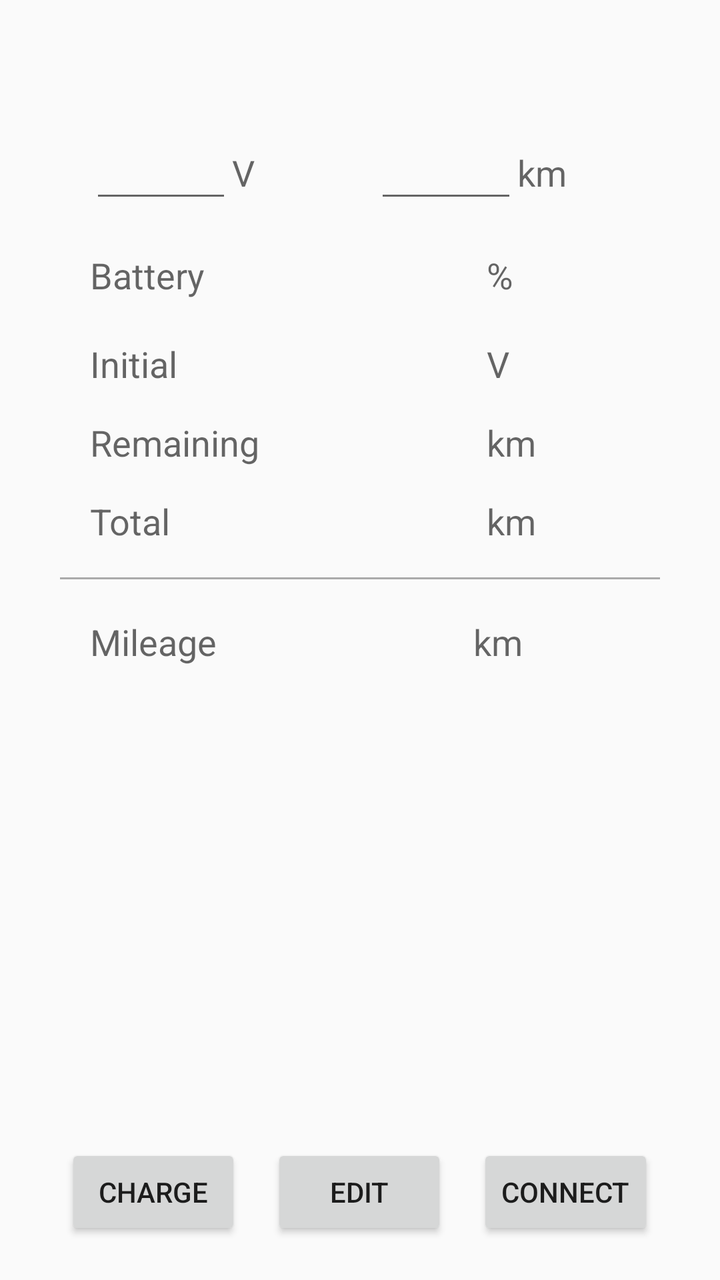
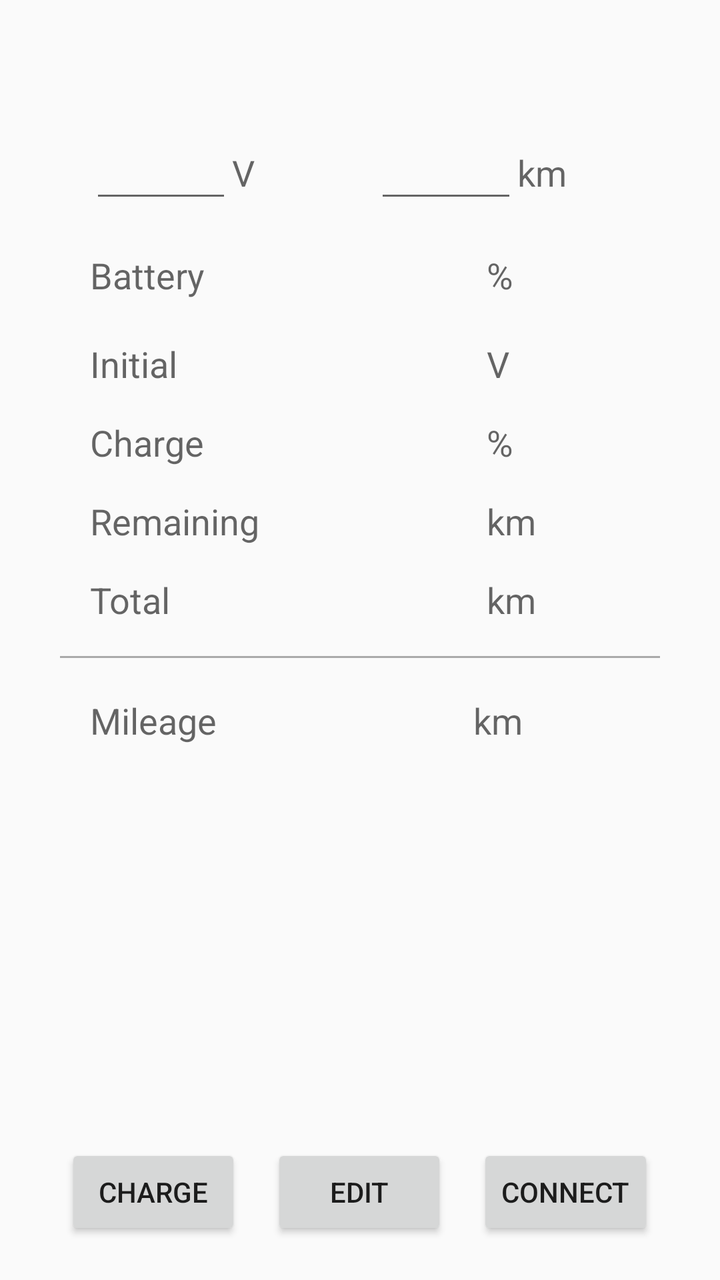

Before-and-after screenshots of an Android layout around one commit, followed by the original layout XML and the change that was made.
<!-- AndroidManifest.xml: application theme AppTheme -->
<!-- res/layout/wheel_view_fragment.xml -->
<?xml version="1.0" encoding="utf-8"?>
<androidx.constraintlayout.widget.ConstraintLayout
        xmlns:android="http://schemas.android.com/apk/res/android"
        xmlns:tools="http://schemas.android.com/tools"
        android:layout_width="match_parent"
        android:layout_height="match_parent"
        tools:context=".views.WheelViewFragment">

    <RelativeLayout
            android:layout_width="match_parent"
            android:layout_height="match_parent"
    >
        <TextView
                android:id="@+id/view_name"
                android:layout_width="match_parent"
                android:layout_height="wrap_content"
                android:layout_margin="20dp"
                android:textAlignment="center"
                android:textAppearance="@style/TextAppearance.AppCompat.Large"
                android:textStyle="bold"
        />

        <TableLayout
                android:layout_width="match_parent"
                android:layout_height="wrap_content"
                android:layout_margin="30dp"
        >
            
            <TableRow android:layout_marginTop="30dp">
                <EditText
                        android:id="@+id/edit_voltage_actual"
                        android:inputType="numberDecimal"
                        android:layout_weight="1"
                        android:layout_width="0dp"
                        android:layout_height="wrap_content"
                        android:layout_marginStart="15dp"
                        android:textAlignment="viewEnd"
                        android:textAppearance="@style/TextAppearance.AppCompat.Large"
                        android:autofillHints=""
                />

                <TextView
                        android:labelFor="@+id/edit_voltage_actual"
                        android:layout_weight="1"
                        android:layout_width="0dp"
                        android:layout_height="wrap_content"
                        android:textAppearance="@style/TextAppearance.AppCompat.Medium"
                        android:text="@string/label_voltage_abbr"
                />

                <EditText
                        android:id="@+id/edit_km"
                        android:inputType="numberDecimal"
                        android:layout_weight="1"
                        android:layout_width="0dp"
                        android:layout_height="wrap_content"
                        android:textAlignment="viewEnd"
                        android:textAppearance="@style/TextAppearance.AppCompat.Large"
                        android:autofillHints=""
                />

                <TextView
                        android:labelFor="@+id/edit_km"
                        android:layout_weight="1"
                        android:layout_width="0dp"
                        android:layout_height="wrap_content"
                        android:textAppearance="@style/TextAppearance.AppCompat.Medium"
                        android:text="@string/label_km"
                />
            </TableRow>

            
            <TableRow android:layout_marginTop="15dp">
                <TextView
                        android:labelFor="@+id/view_battery"
                        android:layout_weight="1"
                        android:layout_width="20dp"
                        android:layout_height="wrap_content"
                        android:layout_marginStart="15dp"
                        android:textAppearance="@style/TextAppearance.AppCompat.Medium"
                        android:text="@string/label_battery"
                />

                <TextView
                        android:id="@+id/view_battery"
                        android:layout_weight="1"
                        android:layout_width="0dp"
                        android:layout_height="wrap_content"
                        android:textAlignment="viewEnd"
                        android:textAppearance="@style/TextAppearance.AppCompat.Large"
                />

                <TextView
                        android:id="@+id/label_battery"
                        android:labelFor="@+id/view_battery"
                        android:layout_weight="1"
                        android:layout_width="0dp"
                        android:layout_height="wrap_content"
                        android:layout_marginStart="5dp"
                        android:textAppearance="@style/TextAppearance.AppCompat.Medium"
                        android:text="@string/label_percentage_abbr"
                />
            </TableRow>

            
            <TableRow android:layout_marginTop="15dp">
                <TextView
                        android:labelFor="@+id/view_voltage_initial"
                        android:layout_weight="1"
                        android:layout_width="20dp"
                        android:layout_height="wrap_content"
                        android:layout_marginStart="15dp"
                        android:textAppearance="@style/TextAppearance.AppCompat.Medium"
                        android:text="@string/label_voltage_initial"
                />

                <TextView
                        android:id="@+id/view_voltage_initial"
                        android:layout_weight="1"
                        android:layout_width="0dp"
                        android:layout_height="wrap_content"
                        android:textAlignment="viewEnd"
                        android:textAppearance="@style/TextAppearance.AppCompat.Large"
                />

                <TextView
                        android:id="@+id/label_voltage_initial"
                        android:labelFor="@+id/view_battery"
                        android:layout_weight="1"
                        android:layout_width="0dp"
                        android:layout_height="wrap_content"
                        android:layout_marginStart="5dp"
                        android:textAppearance="@style/TextAppearance.AppCompat.Medium"
                        android:text="@string/label_voltage_abbr"
                />
            </TableRow>

            
            <TableRow android:layout_marginTop="10dp">
                <TextView
                        android:labelFor="@+id/view_remaining_range"
                        android:layout_weight="1"
                        android:layout_width="20dp"
                        android:layout_height="wrap_content"
                        android:layout_marginStart="15dp"
                        android:textAppearance="@style/TextAppearance.AppCompat.Medium"
                        android:text="@string/label_remaining_range"
                />

                <TextView
                        android:id="@+id/view_remaining_range"
                        android:layout_weight="1"
                        android:layout_width="0dp"
                        android:layout_height="wrap_content"
                        android:textAlignment="viewEnd"
                        android:textAppearance="@style/TextAppearance.AppCompat.Large"
                        android:textStyle="bold"
                />

                <TextView
                        android:id="@+id/label_remaining_range"
                        android:labelFor="@+id/view_remaining_range"
                        android:layout_weight="1"
                        android:layout_width="0dp"
                        android:layout_height="wrap_content"
                        android:layout_marginStart="5dp"
                        android:textAppearance="@style/TextAppearance.AppCompat.Medium"
                        android:text="@string/label_km"
                />
            </TableRow>

            
            <TableRow android:layout_marginTop="10dp">
                <TextView
                        android:labelFor="@+id/view_remaining_range"
                        android:layout_weight="1"
                        android:layout_width="20dp"
                        android:layout_height="wrap_content"
                        android:layout_marginStart="15dp"
                        android:textAppearance="@style/TextAppearance.AppCompat.Medium"
                        android:text="@string/label_total_range"
                />

                <TextView
                        android:id="@+id/view_total_range"
                        android:layout_weight="1"
                        android:layout_width="0dp"
                        android:layout_height="wrap_content"
                        android:textAlignment="viewEnd"
                        android:textAppearance="@style/TextAppearance.AppCompat.Large"
                />

                <TextView
                        android:id="@+id/label_total_range"
                        android:labelFor="@+id/view_total_range"
                        android:layout_weight="1"
                        android:layout_width="0dp"
                        android:layout_height="wrap_content"
                        android:layout_marginStart="5dp"
                        android:textAppearance="@style/TextAppearance.AppCompat.Medium"
                        android:text="@string/label_km"
                />
            </TableRow>

            
            <View
                    android:layout_width="2dp"
                    android:layout_height="1dp"
                    android:layout_marginTop="15dp"
                    android:background="@android:color/darker_gray"
            />

            
            <TableRow android:layout_marginTop="15dp">
                <TextView
                        android:labelFor="@+id/view_mileage"
                        android:layout_weight="1"
                        android:layout_width="0dp"
                        android:layout_height="wrap_content"
                        android:layout_marginStart="15dp"
                        android:text="@string/label_wheel_mileage"
                        android:textAppearance="@style/TextAppearance.AppCompat.Medium"
                />

                <TextView
                        android:id="@+id/view_mileage"
                        android:layout_weight="1"
                        android:layout_width="0dp"
                        android:layout_height="wrap_content"
                        android:textAlignment="viewEnd"
                        android:textAppearance="@style/TextAppearance.AppCompat.Large"
                />

                <TextView
                        android:labelFor="@+id/view_mileage"
                        android:layout_weight="1"
                        android:layout_width="0dp"
                        android:layout_height="wrap_content"
                        android:layout_marginStart="5dp"
                        android:textAppearance="@style/TextAppearance.AppCompat.Medium"
                        android:text="@string/label_km"
                />
            </TableRow>

            
            <TableRow android:layout_marginTop="25dp">
                <TextView
                        android:id="@+id/label_bt_name"
                        android:labelFor="@+id/view_bt_name"
                        android:layout_weight="1"
                        android:layout_width="0dp"
                        android:layout_height="wrap_content"
                        android:layout_marginStart="15dp"
                        android:textAppearance="@style/TextAppearance.AppCompat.Medium"
                        android:text="@string/label_bt_name"
                        android:visibility="invisible"
                />

                <TextView
                        android:id="@+id/view_bt_name"
                        android:layout_weight="1"
                        android:layout_width="0dp"
                        android:layout_height="wrap_content"
                        android:textAppearance="@style/TextAppearance.AppCompat.Medium"
                        android:textStyle="italic"
                />
            </TableRow>

            <TableRow android:layout_marginTop="10dp">
                <TextView
                        android:labelFor="@+id/view_bt_addr"
                        android:layout_weight="1"
                        android:layout_width="0dp"
                        android:layout_height="wrap_content"
                        android:layout_marginStart="15dp"
                        android:textAppearance="@style/TextAppearance.AppCompat.Medium"
                />

                <TextView
                        android:id="@+id/view_bt_addr"
                        android:layout_weight="1"
                        android:layout_width="0dp"
                        android:layout_height="wrap_content"
                        android:textAppearance="@style/TextAppearance.AppCompat.Medium"
                        android:textStyle="italic"
                />
            </TableRow>
        </TableLayout>

        
        <LinearLayout
                android:layout_width="wrap_content"
                android:layout_height="wrap_content"
                android:layout_centerHorizontal="true"
                android:layout_marginBottom="20dp"
                android:layout_alignParentBottom="true"
        >
            <Button
                    android:id="@+id/button_charge"
                    android:layout_width="wrap_content"
                    android:layout_height="wrap_content"
                    android:layout_marginEnd="15dp"
                    android:text="@string/button_charge"
                    tools:ignore="ButtonStyle"/>

            <Button
                    android:id="@+id/button_edit"
                    android:layout_width="wrap_content"
                    android:layout_height="wrap_content"
                    android:layout_marginEnd="15dp"
                    android:text="@string/button_edit"
                    tools:ignore="ButtonStyle"/>

            <Button
                    android:id="@+id/button_connect"
                    android:layout_width="wrap_content"
                    android:layout_height="wrap_content"
                    android:text="@string/button_connect"
                    tools:ignore="ButtonStyle"/>
        </LinearLayout>
    </RelativeLayout>
</androidx.constraintlayout.widget.ConstraintLayout>
<!-- resources referenced by this layout -->
<resources>
  <string name="button_charge">Charge</string>
  <string name="button_connect">Connect</string>
  <string name="button_edit">Edit</string>
  <string name="label_battery">Battery</string>
  <string name="label_bt_name">Bluetooth</string>
  <string name="label_km">km</string>
  <string name="label_percentage_abbr">%</string>
  <string name="label_remaining_range">Remaining</string>
  <string name="label_total_range">Total</string>
  <string name="label_voltage_abbr">V</string>
  <string name="label_voltage_initial">Initial</string>
  <string name="label_wheel_mileage">Mileage</string>
  <style name="AppTheme" parent="Theme.AppCompat.Light.DarkActionBar">
          
          <item name="colorPrimary">@color/colorPrimary</item>
          <item name="colorPrimaryDark">@color/colorPrimaryDark</item>
          <item name="colorAccent">@color/colorAccent</item>
          
          <item name="android:spinnerItemStyle">
              @style/spinnerItemStyle
          </item>
  
          <item name="android:spinnerDropDownItemStyle">
              @style/spinnerDropdownItemStyle
          </item>
      </style>
  <color name="colorPrimary">#6200EE</color>
  <color name="colorPrimaryDark">#3700B3</color>
  <color name="colorAccent">#03DAC5</color>
  <style name="spinnerItemStyle">
          <item name="android:textSize">22sp</item>
          <item name="android:textColor">#000000</item>
      </style>
  <style name="spinnerDropdownItemStyle">
          <item name="android:padding">10dp</item>
          <item name="android:textSize">22sp</item>
      </style>
</resources>

<!-- the commit's change to res/layout/wheel_view_fragment.xml (unified diff, before → after) -->
@@ -132,6 +132,40 @@
                         android:layout_marginStart="5dp"
                         android:textAppearance="@style/TextAppearance.AppCompat.Medium"
                         android:text="@string/label_voltage_abbr"
+                />
+            </TableRow>
+
+            
+            <TableRow android:layout_marginTop="10dp">
+                <TextView
+                        android:labelFor="@+id/view_charge"
+                        android:layout_weight="1"
+                        android:layout_width="20dp"
+                        android:layout_height="wrap_content"
+                        android:layout_marginStart="15dp"
+                        android:textAppearance="@style/TextAppearance.AppCompat.Medium"
+                        android:text="@string/label_charge"
+                />
+
+                <TextView
+                        android:id="@+id/view_charge"
+                        android:layout_weight="1"
+                        android:layout_width="0dp"
+                        android:layout_height="wrap_content"
+                        android:textAlignment="viewEnd"
+                        android:textAppearance="@style/TextAppearance.AppCompat.Large"
+                        android:textStyle="bold"
+                />
+
+                <TextView
+                        android:id="@+id/label_charge"
+                        android:labelFor="@+id/view_charge"
+                        android:layout_weight="1"
+                        android:layout_width="0dp"
+                        android:layout_height="wrap_content"
+                        android:layout_marginStart="5dp"
+                        android:textAppearance="@style/TextAppearance.AppCompat.Medium"
+                        android:text="@string/label_percentage_abbr"
                 />
             </TableRow>
 
<!-- resource entries referenced after the edit -->
@@ -5,6 +5,7 @@
   <string name="button_edit">Edit</string>
   <string name="label_battery">Battery</string>
   <string name="label_bt_name">Bluetooth</string>
+  <string name="label_charge">Charge</string>
   <string name="label_km">km</string>
   <string name="label_percentage_abbr">%</string>
   <string name="label_remaining_range">Remaining</string>
